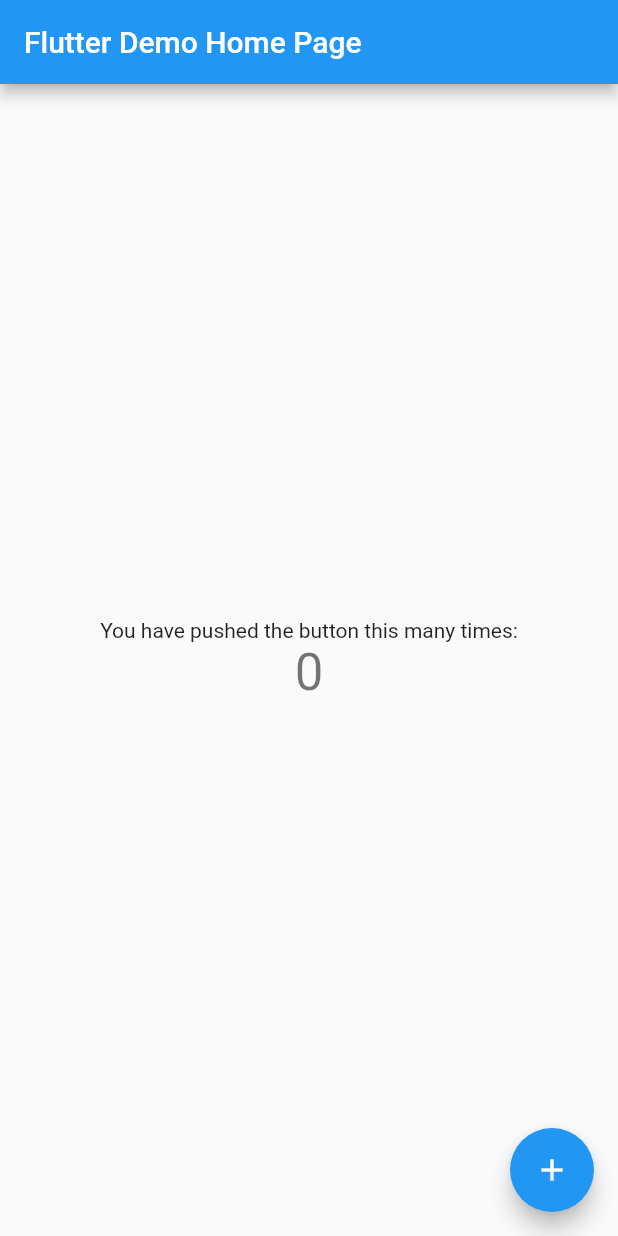
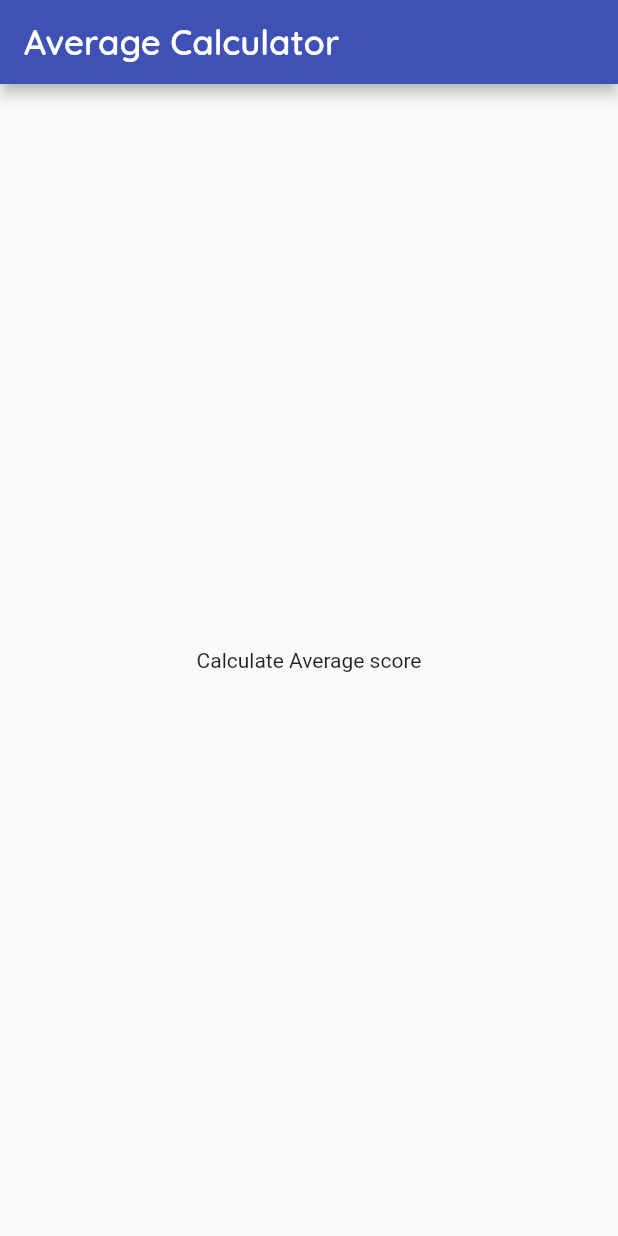
Before and after one commit to AliAltiyev/average_score, a Flutter app: the screen it shows after launch, on a phone screen of 412 x 824 dp. Run offline on Flutter 3.47's test engine with Material 2 defaults, Android fonts, the phone set to English and light mode, and no system bars; our stand-ins replace google_fonts.

Commit message:
Setting App theme and add google font from pub dev

```diff
--- /dev/null
+++ b/lib/constants/constants.dart
@@ -0,0 +1,9 @@
+import 'package:flutter/material.dart';
+import 'package:google_fonts/google_fonts.dart';
+
+class AppConstants {
+  static const MaterialColor mainColor = Colors.indigo;
+  static const String appBarText = "Average Calculator";
+  static final TextStyle mainAppFont =
+      GoogleFonts.quicksand(fontSize: 23, fontWeight: FontWeight.w600);
+}
--- a/lib/main.dart
+++ b/lib/main.dart
@@ -1,3 +1,5 @@
+import 'package:average_score/constants/constants.dart';
+import 'package:average_score/pages/calculate_avarage_score_page.dart';
 import 'package:flutter/material.dart';
 
 void main() {
@@ -7,109 +9,13 @@ void main() {
 class MyApp extends StatelessWidget {
   const MyApp({super.key});
 
-  // This widget is the root of your application.
   @override
   Widget build(BuildContext context) {
     return MaterialApp(
-      title: 'Flutter Demo',
-      theme: ThemeData(
-        // This is the theme of your application.
-        //
-        // Try running your application with "flutter run". You'll see the
-        // application has a blue toolbar. Then, without quitting the app, try
-        // changing the primarySwatch below to Colors.green and then invoke
-        // "hot reload" (press "r" in the console where you ran "flutter run",
-        // or simply save your changes to "hot reload" in a Flutter IDE).
-        // Notice that the counter didn't reset back to zero; the application
-        // is not restarted.
-        primarySwatch: Colors.blue,
-      ),
-      home: const MyHomePage(title: 'Flutter Demo Home Page'),
-    );
+        title: AppConstants.appBarText,
+        theme: ThemeData(
+          primarySwatch: AppConstants.mainColor,
+        ),
+        home: const CalculateAverageScorePage());
   }
 }
-
-class MyHomePage extends StatefulWidget {
-  const MyHomePage({super.key, required this.title});
-
-  // This widget is the home page of your application. It is stateful, meaning
-  // that it has a State object (defined below) that contains fields that affect
-  // how it looks.
-
-  // This class is the configuration for the state. It holds the values (in this
-  // case the title) provided by the parent (in this case the App widget) and
-  // used by the build method of the State. Fields in a Widget subclass are
-  // always marked "final".
-
-  final String title;
-
-  @override
-  State<MyHomePage> createState() => _MyHomePageState();
-}
-
-class _MyHomePageState extends State<MyHomePage> {
-  int _counter = 0;
-
-  void _incrementCounter() {
-    setState(() {
-      // This call to setState tells the Flutter framework that something has
-      // changed in this State, which causes it to rerun the build method below
-      // so that the display can reflect the updated values. If we changed
-      // _counter without calling setState(), then the build method would not be
-      // called again, and so nothing would appear to happen.
-      _counter++;
-    });
-  }
-
-  @override
-  Widget build(BuildContext context) {
-    // This method is rerun every time setState is called, for instance as done
-    // by the _incrementCounter method above.
-    //
-    // The Flutter framework has been optimized to make rerunning build methods
-    // fast, so that you can just rebuild anything that needs updating rather
-    // than having to individually change instances of widgets.
-    return Scaffold(
-      appBar: AppBar(
-        // Here we take the value from the MyHomePage object that was created by
-        // the App.build method, and use it to set our appbar title.
-        title: Text(widget.title),
-      ),
-      body: Center(
-        // Center is a layout widget. It takes a single child and positions it
-        // in the middle of the parent.
-        child: Column(
-          // Column is also a layout widget. It takes a list of children and
-          // arranges them vertically. By default, it sizes itself to fit its
-          // children horizontally, and tries to be as tall as its parent.
-          //
-          // Invoke "debug painting" (press "p" in the console, choose the
-          // "Toggle Debug Paint" action from the Flutter Inspector in Android
-          // Studio, or the "Toggle Debug Paint" command in Visual Studio Code)
-          // to see the wireframe for each widget.
-          //
-          // Column has various properties to control how it sizes itself and
-          // how it positions its children. Here we use mainAxisAlignment to
-          // center the children vertically; the main axis here is the vertical
-          // axis because Columns are vertical (the cross axis would be
-          // horizontal).
-          mainAxisAlignment: MainAxisAlignment.center,
-          children: <Widget>[
-            const Text(
-              'You have pushed the button this many times:',
-            ),
-            Text(
-              '$_counter',
-              style: Theme.of(context).textTheme.headline4,
-            ),
-          ],
-        ),
-      ),
-      floatingActionButton: FloatingActionButton(
-        onPressed: _incrementCounter,
-        tooltip: 'Increment',
-        child: const Icon(Icons.add),
-      ), // This trailing comma makes auto-formatting nicer for build methods.
-    );
-  }
-}
--- /dev/null
+++ b/lib/pages/calculate_avarage_score_page.dart
@@ -0,0 +1,27 @@
+import 'package:average_score/constants/constants.dart';
+import 'package:flutter/material.dart';
+
+class CalculateAverageScorePage extends StatefulWidget {
+  const CalculateAverageScorePage({Key? key}) : super(key: key);
+
+  @override
+  State<CalculateAverageScorePage> createState() =>
+      _CalculateAverageScorePageState();
+}
+
+class _CalculateAverageScorePageState extends State<CalculateAverageScorePage> {
+  @override
+  Widget build(BuildContext context) {
+    return Scaffold(
+      appBar: AppBar(
+        title: Text(
+          AppConstants.appBarText,
+          style: AppConstants.mainAppFont,
+        ),
+      ),
+      body: Center(
+        child: Text("Calculate Average score"),
+      ),
+    );
+  }
+}
--- a/pubspec.yaml
+++ b/pubspec.yaml
@@ -36,6 +36,7 @@ dependencies:
   # The following adds the Cupertino Icons font to your application.
   # Use with the CupertinoIcons class for iOS style icons.
   cupertino_icons: ^1.0.2
+  google_fonts: ^3.0.1
 
 dev_dependencies:
   flutter_test:
```
Also changed, not shown: pubspec.lock, 1 other file.
